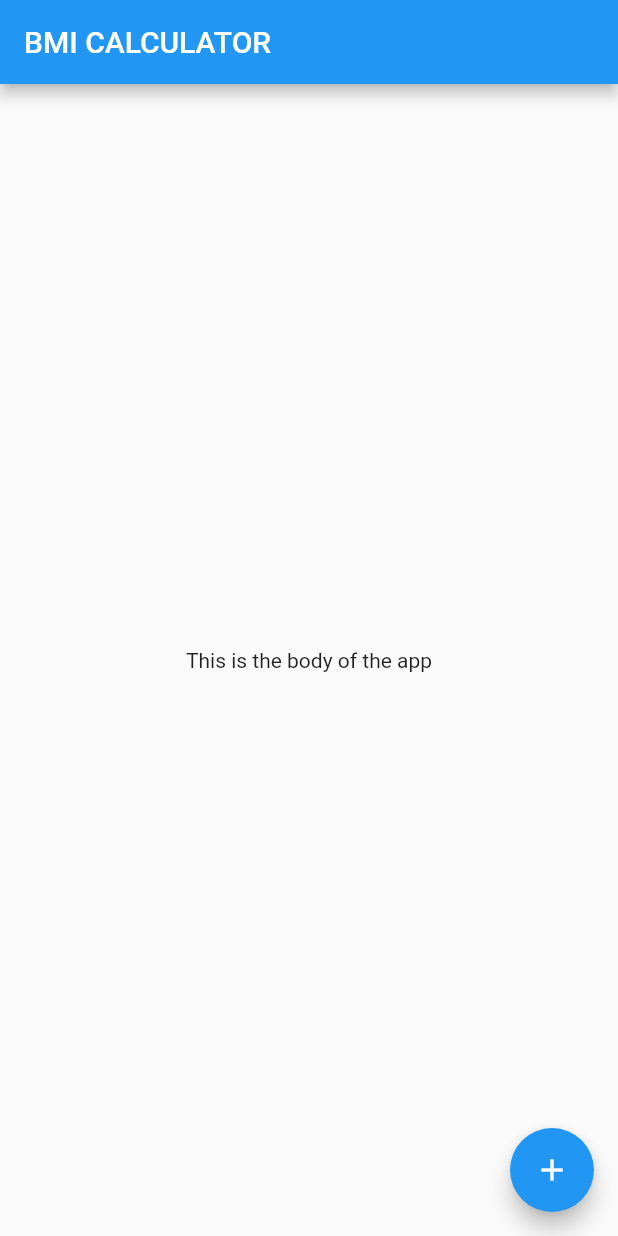
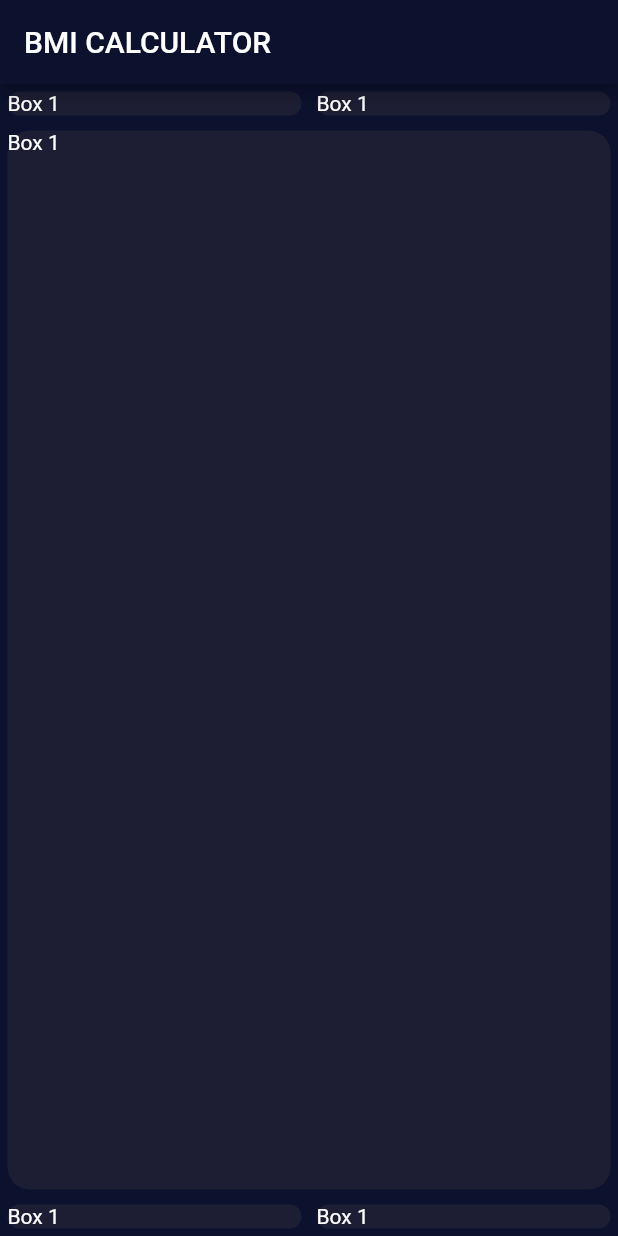
Before and after one commit to HooEP01/bmi, a Flutter app: the screen it shows after launch, on a phone screen of 412 x 824 dp. Run offline on Flutter 3.47's test engine with Material 2 defaults, Android fonts, the phone set to English and light mode, and no system bars.

Commit message:
Reusable Card

```diff
--- /dev/null
+++ b/lib/input_page.dart
@@ -0,0 +1,48 @@
+import 'package:flutter/material.dart';
+import 'reusable_card.dart';
+
+class InputPage extends StatefulWidget {
+  const InputPage({Key? key}) : super(key: key);
+
+  @override
+  State<InputPage> createState() => _InputPageState();
+}
+
+class _InputPageState extends State<InputPage> {
+  @override
+  Widget build(BuildContext context) {
+    return Scaffold(
+      appBar: AppBar(
+        title: Text('BMI CALCULATOR'),
+      ),
+      body: Column(
+        crossAxisAlignment: CrossAxisAlignment.stretch,
+        children: [
+          Row(
+            children: [
+              Expanded(
+                child: ReusableCard(),
+              ),
+              Expanded(
+                child: ReusableCard(),
+              ),
+            ],
+          ),
+          Expanded(
+            child: ReusableCard(),
+          ),
+          Row(
+            children: [
+              Expanded(
+                child: ReusableCard(),
+              ),
+              Expanded(
+                child: ReusableCard(),
+              ),
+            ],
+          ),
+        ],
+      ),
+    );
+  }
+}
--- a/lib/main.dart
+++ b/lib/main.dart
@@ -1,4 +1,5 @@
 import 'package:flutter/material.dart';
+import 'input_page.dart';
 
 void main() => runApp(BMICalculator());
 
@@ -8,32 +9,13 @@ class BMICalculator extends StatelessWidget {
   @override
   Widget build(BuildContext context) {
     return MaterialApp(
+      theme: ThemeData.dark().copyWith(
+        appBarTheme: AppBarTheme(
+          color: Color(0xFF0C112D),
+        ),
+        scaffoldBackgroundColor: Color(0xFF0C112D)
+      ),
       home: InputPage(),
     );
   }
 }
-
-class InputPage extends StatefulWidget {
-  const InputPage({Key? key}) : super(key: key);
-
-  @override
-  State<InputPage> createState() => _InputPageState();
-}
-
-class _InputPageState extends State<InputPage> {
-  @override
-  Widget build(BuildContext context) {
-    return Scaffold(
-      appBar: AppBar(
-        title: Text('BMI CALCULATOR'),
-      ),
-      body: Center(
-        child: Text('This is the body of the app'),
-      ),
-      floatingActionButton: FloatingActionButton(
-        onPressed: () {},
-        child: Icon(Icons.add),
-      ),
-    );
-  }
-}
--- /dev/null
+++ b/lib/reusable_card.dart
@@ -0,0 +1,21 @@
+import 'package:flutter/material.dart';
+
+const Color ActiveCardColor = Color(0xFF1D1E33);
+
+class ReusableCard extends StatelessWidget {
+  const ReusableCard({
+    super.key,
+  });
+
+  @override
+  Widget build(BuildContext context) {
+    return Container(
+      child: Text('Box 1'),
+      margin: EdgeInsets.all(5.0),
+      decoration: BoxDecoration(
+        borderRadius: BorderRadius.circular(15.0),
+        color: ActiveCardColor,
+      ),
+    );
+  }
+}
```
